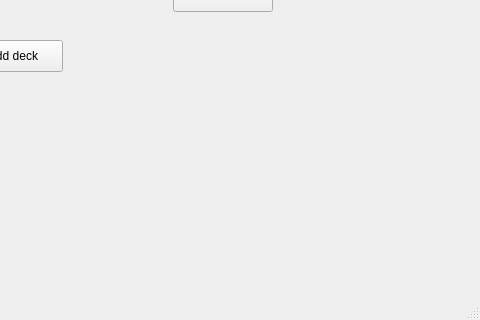
First picture: the form in student/07/flashcards_gui/mainwindow.ui, repository suvikristiin/programming3, before the edit; both pictures show x 587 to 1067 and y 280 to 600 of the 1067 by 600 pixel window.
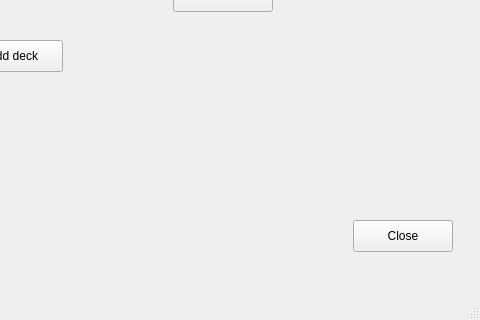
Second picture: the form after the edit.

Commit message: add a button to quit the program

Diff of the .ui file:
```diff
--- a/student/07/flashcards_gui/mainwindow.ui
+++ b/student/07/flashcards_gui/mainwindow.ui
@@ -240,6 +240,19 @@
      <string>Remove card</string>
     </property>
    </widget>
+   <widget class="QPushButton" name="closePushButton">
+    <property name="geometry">
+     <rect>
+      <x>940</x>
+      <y>500</y>
+      <width>100</width>
+      <height>32</height>
+     </rect>
+    </property>
+    <property name="text">
+     <string>Close</string>
+    </property>
+   </widget>
   </widget>
   <widget class="QMenuBar" name="menubar">
    <property name="geometry">
```
The commit also changes 2 other files.
